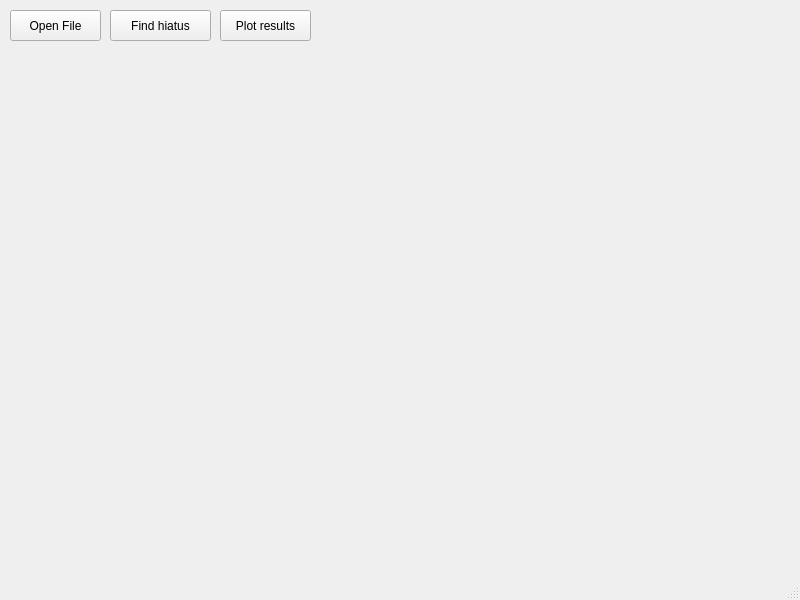
The window that mainwindow.ui (jakub-witkowski/LSR-Plot-GUI) describes before a commit, drawn with Qt 5.
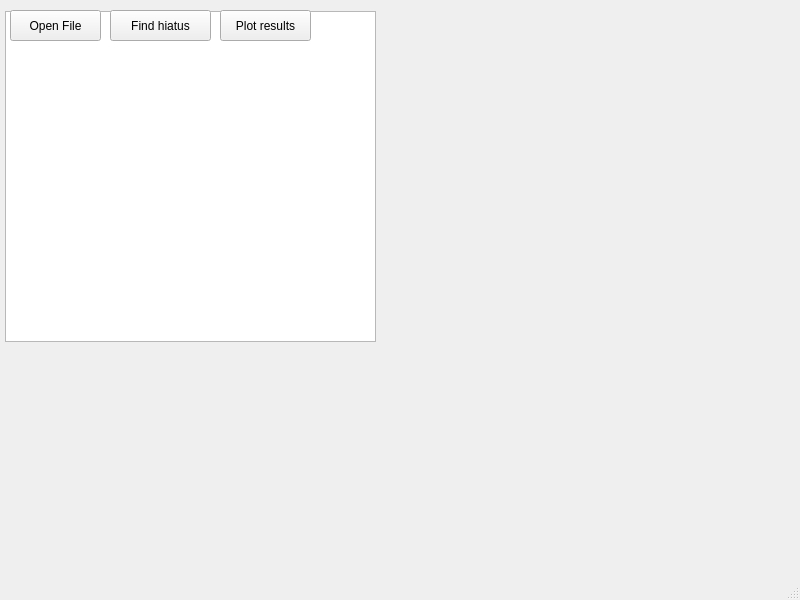
The same window after the commit.

Commit message: Attempts to integrate QTableView

Patch:
```diff
--- a/mainwindow.ui
+++ b/mainwindow.ui
@@ -14,6 +14,16 @@
    <string>MainWindow</string>
   </property>
   <widget class="QWidget" name="centralwidget">
+   <widget class="QTableView" name="tableView">
+    <property name="geometry">
+     <rect>
+      <x>5</x>
+      <y>11</y>
+      <width>371</width>
+      <height>331</height>
+     </rect>
+    </property>
+   </widget>
    <widget class="QPushButton" name="pushButton">
     <property name="geometry">
      <rect>
```
The commit also changes 3 other files.
